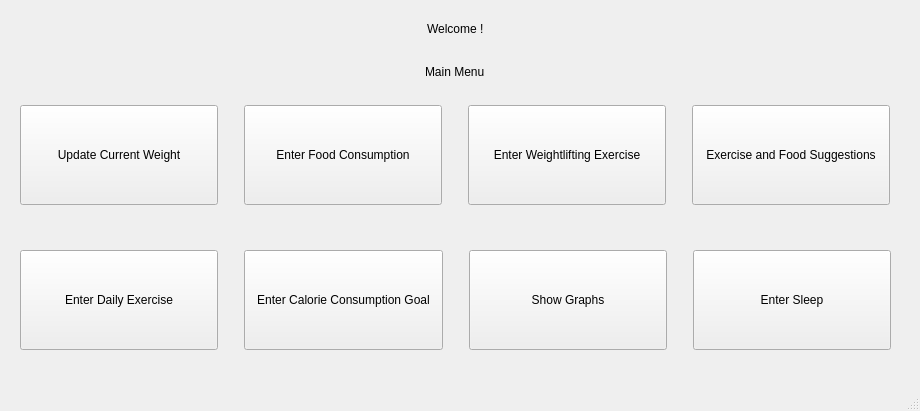
Qt form mainmenu.ui (kevinlucas23/getFit) before a commit.
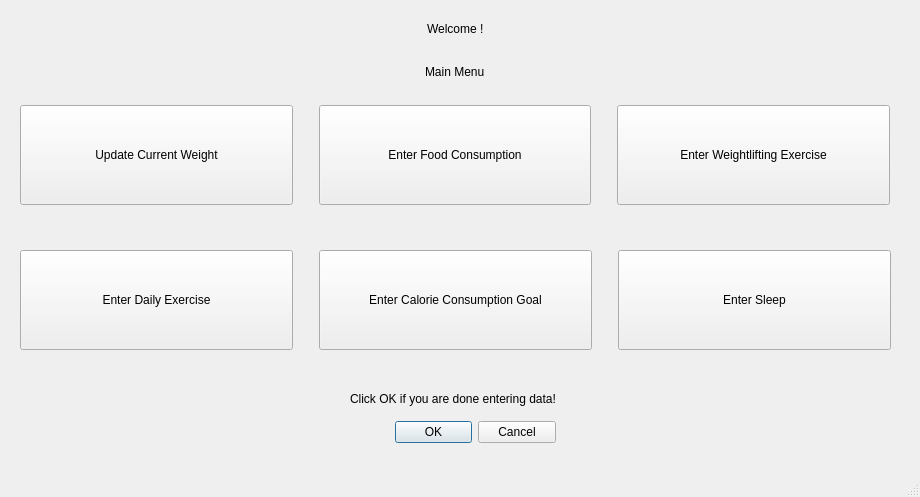
The same form after that commit.

What changed in the file:
```diff
--- a/mainmenu.ui
+++ b/mainmenu.ui
@@ -7,7 +7,7 @@
     <x>0</x>
     <y>0</y>
     <width>920</width>
-    <height>411</height>
+    <height>497</height>
    </rect>
   </property>
   <property name="windowTitle">
@@ -117,35 +117,6 @@
        </property>
       </widget>
      </item>
-     <item>
-      <spacer name="horizontalSpacer_2">
-       <property name="orientation">
-        <enum>Qt::Horizontal</enum>
-       </property>
-       <property name="sizeType">
-        <enum>QSizePolicy::Fixed</enum>
-       </property>
-       <property name="sizeHint" stdset="0">
-        <size>
-         <width>20</width>
-         <height>10</height>
-        </size>
-       </property>
-      </spacer>
-     </item>
-     <item>
-      <widget class="QPushButton" name="pushButton_3">
-       <property name="minimumSize">
-        <size>
-         <width>0</width>
-         <height>100</height>
-        </size>
-       </property>
-       <property name="text">
-        <string>Exercise and Food Suggestions</string>
-       </property>
-      </widget>
-     </item>
      <item>
       <spacer name="horizontalSpacer_4">
        <property name="orientation">
@@ -248,35 +219,6 @@
        </property>
       </spacer>
      </item>
-     <item>
-      <widget class="QPushButton" name="pushButton">
-       <property name="minimumSize">
-        <size>
-         <width>0</width>
-         <height>100</height>
-        </size>
-       </property>
-       <property name="text">
-        <string>Show Graphs</string>
-       </property>
-      </widget>
-     </item>
-     <item>
-      <spacer name="horizontalSpacer_10">
-       <property name="orientation">
-        <enum>Qt::Horizontal</enum>
-       </property>
-       <property name="sizeType">
-        <enum>QSizePolicy::Fixed</enum>
-       </property>
-       <property name="sizeHint" stdset="0">
-        <size>
-         <width>20</width>
-         <height>10</height>
-        </size>
-       </property>
-      </spacer>
-     </item>
      <item>
       <widget class="QPushButton" name="pushButton_8">
        <property name="minimumSize">
@@ -334,6 +276,32 @@
      </item>
     </layout>
    </widget>
+   <widget class="QDialogButtonBox" name="buttonBox">
+    <property name="geometry">
+     <rect>
+      <x>395</x>
+      <y>420</y>
+      <width>161</width>
+      <height>25</height>
+     </rect>
+    </property>
+    <property name="standardButtons">
+     <set>QDialogButtonBox::Cancel|QDialogButtonBox::Ok</set>
+    </property>
+   </widget>
+   <widget class="QLabel" name="label">
+    <property name="geometry">
+     <rect>
+      <x>350</x>
+      <y>390</y>
+      <width>261</width>
+      <height>17</height>
+     </rect>
+    </property>
+    <property name="text">
+     <string>Click OK if you are done entering data!</string>
+    </property>
+   </widget>
   </widget>
   <widget class="QMenuBar" name="menubar">
    <property name="geometry">
```
Left out of the diff: 53 changed lines with no effect on the pictures.
